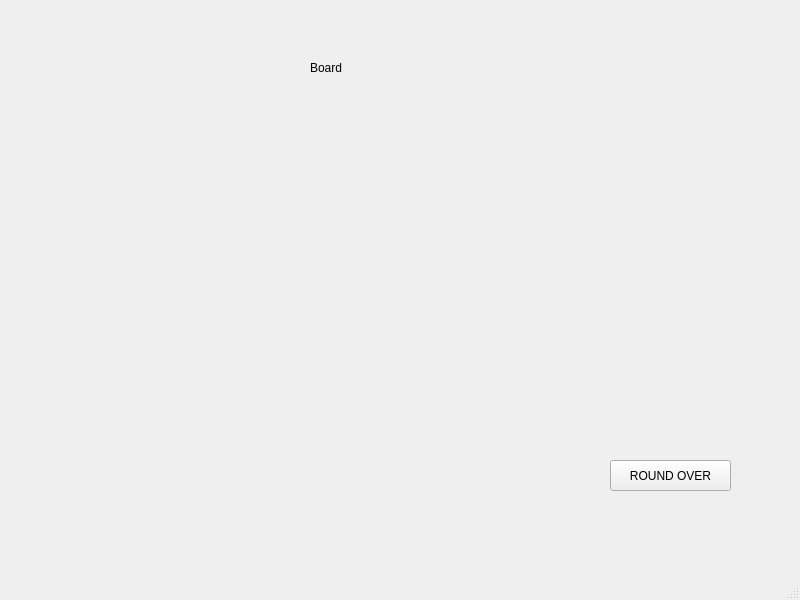
Old version of the form Connect4/mainboard.ui in the repository ramirez-gabriela27/Connect-Four.
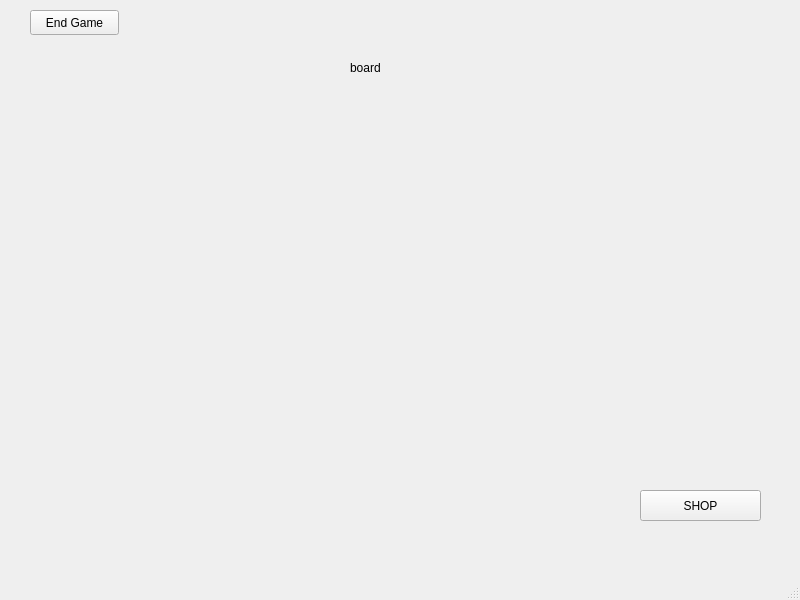
New version of the form. The open tabs and pages were chosen to show the change.

Commit message: Adding EXIT GAME buttons

The edit to the form file:
```diff
--- a/Connect4/mainboard.ui
+++ b/Connect4/mainboard.ui
@@ -17,7 +17,7 @@
    <widget class="QStackedWidget" name="stackedWidget">
     <property name="geometry">
      <rect>
-      <x>40</x>
+      <x>20</x>
       <y>0</y>
       <width>761</width>
       <height>541</height>
@@ -180,27 +180,40 @@
      <widget class="QLabel" name="label_2">
       <property name="geometry">
        <rect>
-        <x>270</x>
+        <x>330</x>
         <y>60</y>
         <width>55</width>
         <height>16</height>
        </rect>
       </property>
       <property name="text">
-       <string>Board</string>
+       <string>board</string>
       </property>
      </widget>
      <widget class="QPushButton" name="pushButton">
       <property name="geometry">
        <rect>
-        <x>570</x>
-        <y>460</y>
+        <x>620</x>
+        <y>490</y>
         <width>121</width>
         <height>31</height>
        </rect>
       </property>
       <property name="text">
-       <string>ROUND OVER</string>
+       <string>SHOP</string>
+      </property>
+     </widget>
+     <widget class="QPushButton" name="pushButton_3">
+      <property name="geometry">
+       <rect>
+        <x>10</x>
+        <y>10</y>
+        <width>89</width>
+        <height>25</height>
+       </rect>
+      </property>
+      <property name="text">
+       <string>End Game</string>
       </property>
      </widget>
     </widget>
```
Left out of the diff: 16 changed lines with no effect on the pictures. The commit also changes 8 other files.
